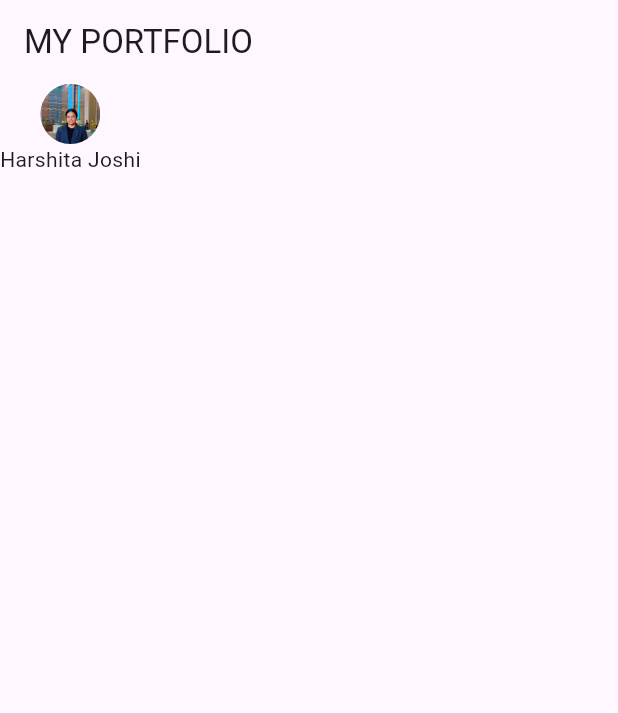
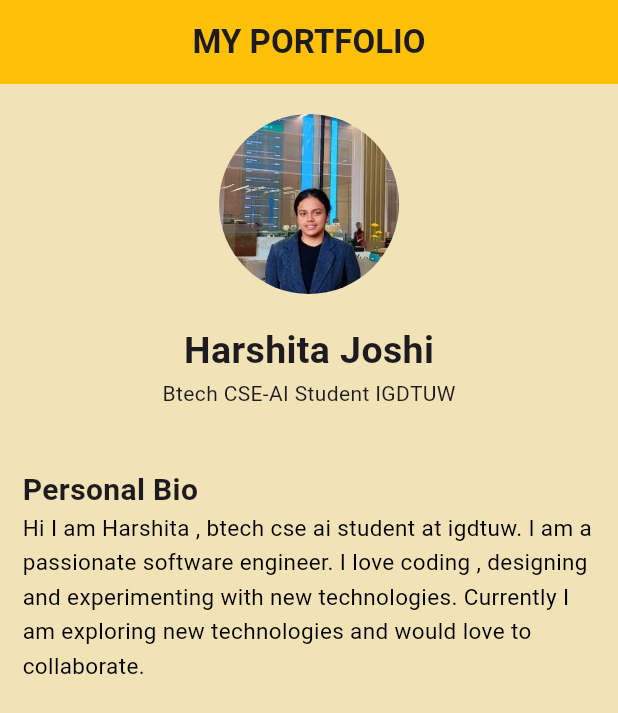
Before and after one commit to HarshitaJoshi123/flutter_application_1, a Flutter app: the screen it shows after launch, on a phone screen of 412 x 824 dp. Shown: the top 713 px of the screen. Run offline on Flutter 3.47's test engine with Material 3 defaults, Android fonts, the phone set to English and light mode, and no system bars.

Commit message:
lib/main.dart

```diff
--- a/lib/main.dart
+++ b/lib/main.dart
@@ -7,6 +7,7 @@ void main() {
 class MyApp extends StatelessWidget {
   Widget build(BuildContext context) {
     return MaterialApp(
+      debugShowCheckedModeBanner: false,
       home: PortfolioScreen(),
     );
   }
@@ -15,16 +16,70 @@ class MyApp extends StatelessWidget {
 class PortfolioScreen extends StatelessWidget {
   Widget build(BuildContext context) {
     return Scaffold(
+      backgroundColor: const Color.fromARGB(255, 242, 227, 183),
       appBar: AppBar(
-        title: Text("MY PORTFOLIO"),
+        backgroundColor: Colors.amber,
+        title: Text(
+          "MY PORTFOLIO",
+          style: TextStyle(fontWeight: FontWeight.bold),
+        ),
+        centerTitle: true,
       ),
       body: SingleChildScrollView(
         child: Column(
           children: [
+            //profile photo
+            SizedBox(
+              height: 20,
+            ),
             CircleAvatar(
+              radius: 60,
               backgroundImage: AssetImage("assets/profile photo.jpeg"),
             ),
-            Text('Harshita Joshi'),
+
+            SizedBox(
+              height: 20,
+            ),
+
+            Text(
+              'Harshita Joshi',
+              style: TextStyle(fontSize: 25, fontWeight: FontWeight.bold),
+            ),
+
+            //basic info
+            Text("Btech CSE-AI Student IGDTUW",),
+
+            SizedBox(
+              height: 20,
+            ),
+
+            //bio section
+            Padding(
+              padding: EdgeInsets.symmetric(horizontal: 15),
+              child: Column(
+                crossAxisAlignment: CrossAxisAlignment.start,
+                children: [
+                  SizedBox(
+                    height: 20,
+                  ),
+                  Text(
+                    'Personal Bio',
+                    style: TextStyle(
+                      fontSize: 20,
+                      fontWeight: FontWeight.bold,
+                    ),
+                  ),
+                  Text(
+                    'Hi I am Harshita , btech cse ai student at igdtuw. I am a passionate software engineer. I love coding , designing and experimenting with new technologies. Currently I am exploring new technologies and would love to collaborate.',
+                    style: TextStyle(
+                      fontSize: 15,
+                      color: Colors.black,
+                      height: 1.5,
+                    ),
+                  )
+                ],
+              ),
+            )
           ],
         ),
       ),
```
